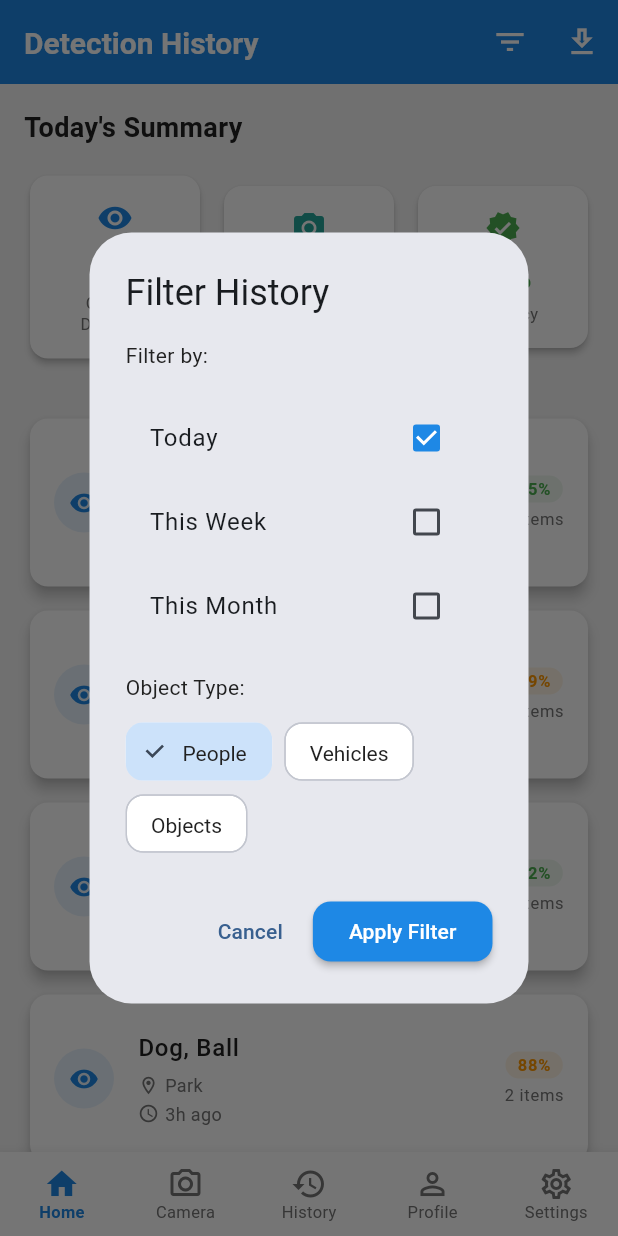
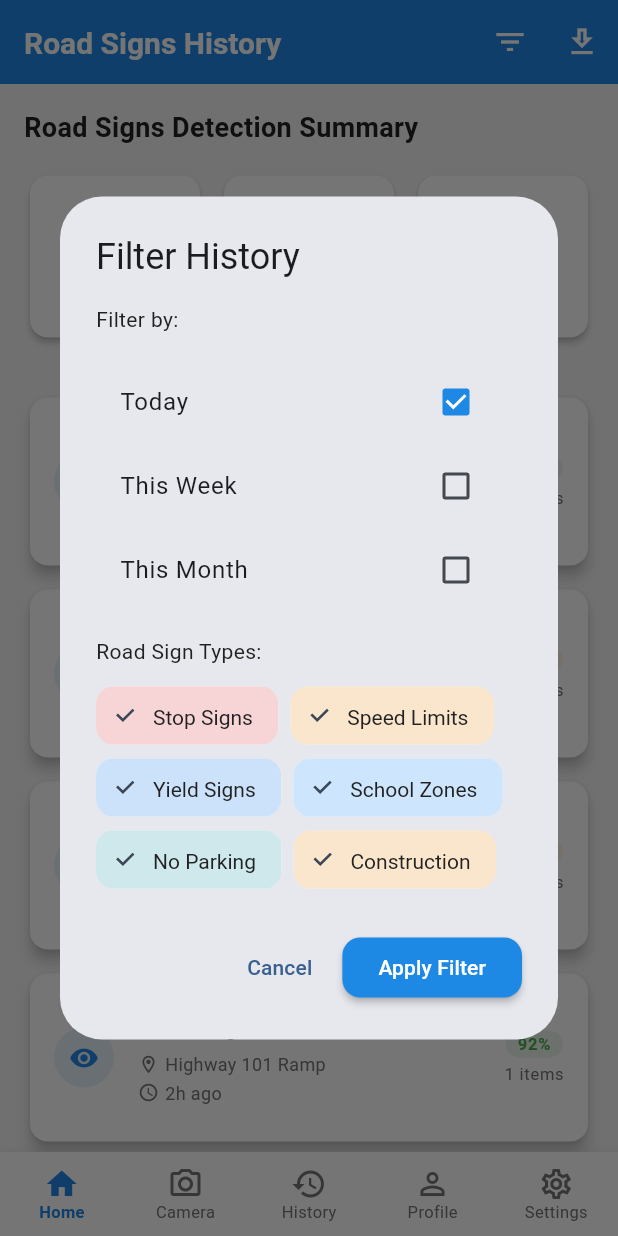
Before and after one commit to Sanjarbek17/AssistantDrive, a Flutter app: the HistoryPage screen opened by its route, after a tap on the "filter list" icon, on a phone screen of 412 x 824 dp. Run offline on Flutter 3.47's test engine with Material 3 defaults, Android fonts, the phone set to English and light mode, and no system bars; our stand-ins replace audioplayers, camera, flutter_riverpod, freezed_annotation, go_router.

Commit message:
feat: Update history page and empty state widget for road signs detection

```diff
--- a/lib/features/history/presentation/pages/history_page.dart
+++ b/lib/features/history/presentation/pages/history_page.dart
@@ -14,7 +14,7 @@
     return Scaffold(
       appBar: AppBar(
         title: Text(
-          'Detection History',
+          'Road Signs History',
           style: AppTextStyles.h3.copyWith(color: Colors.white),
         ),
         backgroundColor: AppColors.primary,
@@ -43,7 +43,7 @@
               crossAxisAlignment: CrossAxisAlignment.start,
               children: [
                 Text(
-                  'Today\'s Summary',
+                  'Road Signs Detection Summary',
                   style: AppTextStyles.h4.copyWith(
                     fontWeight: FontWeight.w600,
                   ),
@@ -53,9 +53,9 @@
                   children: [
                     Expanded(
                       child: StatisticsCardWidget(
-                        title: 'Objects Detected',
-                        value: '47',
-                        icon: Icons.visibility,
+                        title: 'Road Signs',
+                        value: '23',
+                        icon: Icons.traffic,
                         color: AppColors.primary,
                       ),
                     ),
@@ -72,7 +72,7 @@
                     Expanded(
                       child: StatisticsCardWidget(
                         title: 'Accuracy',
-                        value: '94%',
+                        value: '96%',
                         icon: Icons.verified,
                         color: AppColors.success,
                       ),
@@ -93,33 +93,103 @@
   }
 
   Widget _buildHistoryList() {
-    // Mock data for demonstration
-    final historyItems = [
+    // Road signs detection data - filtering out person class
+    final allDetections = [
       {
-        'objects': ['Person', 'Chair', 'Table'],
+        'objects': ['Stop Sign'],
         'timestamp': DateTime.now().subtract(const Duration(minutes: 5)),
-        'location': 'Living Room',
+        'location': 'Main Street & Oak Ave',
         'confidence': 0.95,
+        'type': 'road_sign',
       },
       {
-        'objects': ['Car', 'Tree'],
-        'timestamp': DateTime.now().subtract(const Duration(hours: 1)),
-        'location': 'Street View',
-        'confidence': 0.89,
+        'objects': ['Person'], // This will be filtered out
+        'timestamp': DateTime.now().subtract(const Duration(minutes: 10)),
+        'location': 'Crosswalk',
+        'confidence': 0.92,
+        'type': 'person',
       },
       {
-        'objects': ['Phone', 'Keys', 'Wallet'],
-        'timestamp': DateTime.now().subtract(const Duration(hours: 2)),
-        'location': 'Bedroom',
-        'confidence': 0.92,
+        'objects': ['Speed Limit 25'],
+        'timestamp': DateTime.now().subtract(const Duration(hours: 1)),
+        'location': 'School Zone - Pine St',
+        'confidence': 0.89,
+        'type': 'road_sign',
       },
       {
-        'objects': ['Dog', 'Ball'],
+        'objects': ['Person', 'Bicycle'], // Person will be filtered out
+        'timestamp': DateTime.now().subtract(const Duration(hours: 1, minutes: 30)),
+        'location': 'Park Entrance',
+        'confidence': 0.87,
+        'type': 'mixed',
+      },
+      {
+        'objects': ['Yield Sign'],
+        'timestamp': DateTime.now().subtract(const Duration(hours: 2)),
+        'location': 'Highway 101 Ramp',
+        'confidence': 0.92,
+        'type': 'road_sign',
+      },
+      {
+        'objects': ['No Parking'],
         'timestamp': DateTime.now().subtract(const Duration(hours: 3)),
-        'location': 'Park',
+        'location': 'Downtown District',
         'confidence': 0.88,
+        'type': 'road_sign',
+      },
+      {
+        'objects': ['School Zone'],
+        'timestamp': DateTime.now().subtract(const Duration(hours: 4)),
+        'location': 'Elementary School',
+        'confidence': 0.94,
+        'type': 'road_sign',
+      },
+      {
+        'objects': ['Person', 'Person'], // This will be filtered out
+        'timestamp': DateTime.now().subtract(const Duration(hours: 5)),
+        'location': 'Shopping Mall',
+        'confidence': 0.85,
+        'type': 'person',
+      },
+      {
+        'objects': ['Construction Zone'],
+        'timestamp': DateTime.now().subtract(const Duration(hours: 6)),
+        'location': 'Bridge Construction',
+        'confidence': 0.91,
+        'type': 'road_sign',
+      },
+      {
+        'objects': ['Traffic Light'],
+        'timestamp': DateTime.now().subtract(const Duration(days: 1)),
+        'location': 'City Center',
+        'confidence': 0.96,
+        'type': 'road_sign',
       },
     ];
+
+    // Filter to show only road sign detections (exclude person class)
+    final historyItems = allDetections.where((item) {
+      final objects = List<String>.from(item['objects'] as List);
+      final type = item['type'] as String;
+
+      // Filter out detections that are purely person class or mixed with person
+      if (type == 'person') return false;
+
+      // For mixed detections, filter out person objects but keep road signs
+      if (type == 'mixed') {
+        final roadSignObjects = objects.where((obj) => !obj.toLowerCase().contains('person')).toList();
+
+        if (roadSignObjects.isNotEmpty) {
+          // Update the objects list to exclude person detections
+          item['objects'] = roadSignObjects;
+          return true;
+        }
+        return false;
+      }
+
+      // Keep all road sign detections
+      return type == 'road_sign';
+    }).toList();
 
     if (historyItems.isEmpty) {
       return const EmptyHistoryWidget();
@@ -172,28 +242,46 @@
               activeColor: AppColors.primary,
             ),
             const SizedBox(height: 16),
-            const Text('Object Type:'),
+            const Text('Road Sign Types:'),
             const SizedBox(height: 8),
             Wrap(
               spacing: 8,
               children: [
                 FilterChip(
-                  label: const Text('People'),
+                  label: const Text('Stop Signs'),
+                  selected: true,
+                  onSelected: (value) {},
+                  selectedColor: AppColors.error.withOpacity(0.2),
+                ),
+                FilterChip(
+                  label: const Text('Speed Limits'),
+                  selected: true,
+                  onSelected: (value) {},
+                  selectedColor: AppColors.warning.withOpacity(0.2),
+                ),
+                FilterChip(
+                  label: const Text('Yield Signs'),
                   selected: true,
                   onSelected: (value) {},
                   selectedColor: AppColors.primary.withOpacity(0.2),
                 ),
                 FilterChip(
-                  label: const Text('Vehicles'),
-                  selected: false,
+                  label: const Text('School Zones'),
+                  selected: true,
                   onSelected: (value) {},
-                  selectedColor: AppColors.primary.withOpacity(0.2),
+                  selectedColor: AppColors.info.withOpacity(0.2),
                 ),
                 FilterChip(
-                  label: const Text('Objects'),
-                  selected: false,
+                  label: const Text('No Parking'),
+                  selected: true,
                   onSelected: (value) {},
-                  selectedColor: AppColors.primary.withOpacity(0.2),
+                  selectedColor: AppColors.secondary.withOpacity(0.2),
+                ),
+                FilterChip(
+                  label: const Text('Construction'),
+                  selected: true,
+                  onSelected: (value) {},
+                  selectedColor: AppColors.warning.withOpacity(0.2),
                 ),
               ],
             ),
--- a/lib/features/history/presentation/widgets/empty_history_widget.dart
+++ b/lib/features/history/presentation/widgets/empty_history_widget.dart
@@ -20,21 +20,21 @@
                 shape: BoxShape.circle,
               ),
               child: Icon(
-                Icons.history_outlined,
+                Icons.traffic,
                 size: 50,
                 color: AppColors.primary.withOpacity(0.5),
               ),
             ),
             const SizedBox(height: AppDimensions.paddingL),
             Text(
-              'No Detection History',
+              'No Road Signs Detected',
               style: AppTextStyles.h4.copyWith(
                 fontWeight: FontWeight.w600,
               ),
             ),
             const SizedBox(height: AppDimensions.paddingS),
             Text(
-              'Start using the camera to detect objects.\nYour detection history will appear here.',
+              'Start using the camera to detect road signs.\nYour road sign detection history will appear here.',
               style: AppTextStyles.bodyMedium.copyWith(
                 color: AppColors.textSecondary,
               ),
@@ -47,7 +47,7 @@
                 // TODO: Implement navigation to camera
               },
               icon: const Icon(Icons.camera_alt),
-              label: const Text('Start Detecting'),
+              label: const Text('Start Road Sign Detection'),
             ),
           ],
         ),
```
Also changed, not shown: flutter_02.png (added), flutter_03.png (added), flutter_04.png (added).
